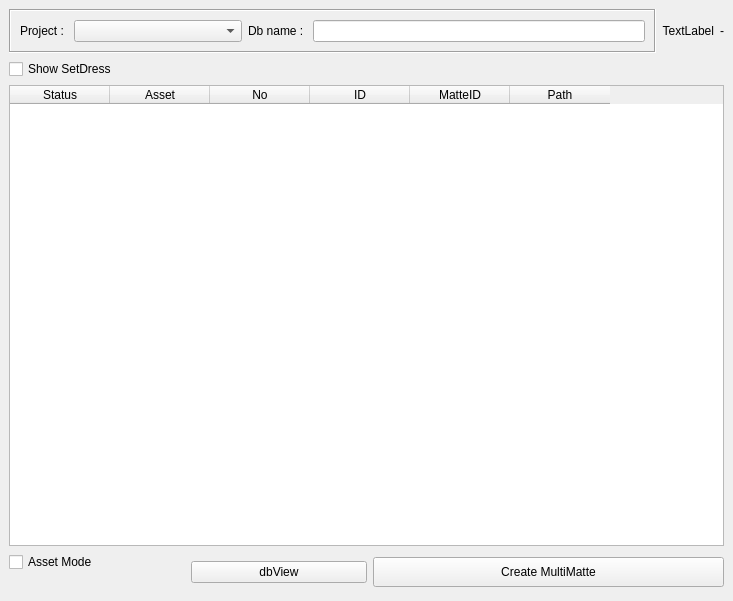
Above: matteImport_ui.ui from ChanonVilaiyuk/matteTools before the change. Below: the same form after it.
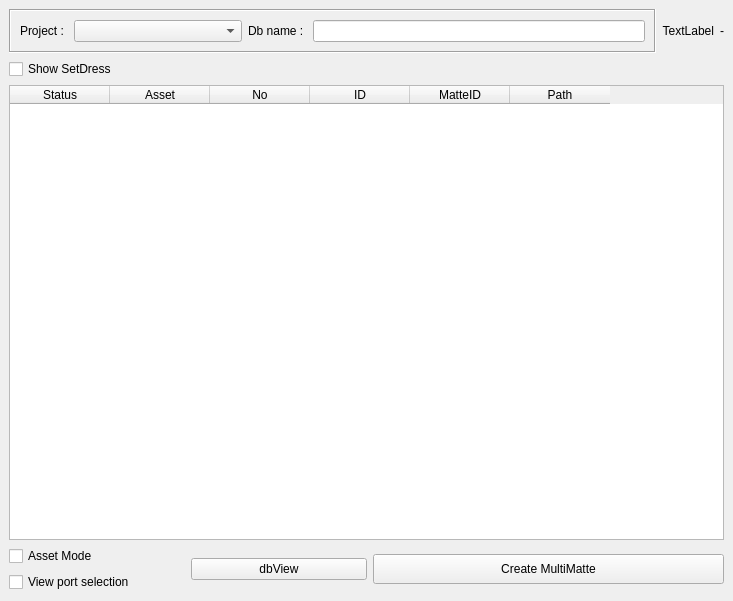
That is the form after the change.

Commit message: before add viewport selection

Diff of the .ui file:
```diff
--- a/matteImport_ui.ui
+++ b/matteImport_ui.ui
@@ -136,9 +136,9 @@
              </widget>
             </item>
             <item row="1" column="0">
-             <widget class="QLabel" name="label">
+             <widget class="QCheckBox" name="viewport_checkBox">
               <property name="text">
-               <string/>
+               <string>View port selection</string>
               </property>
              </widget>
             </item>
```
The commit also changes 5 other files.
